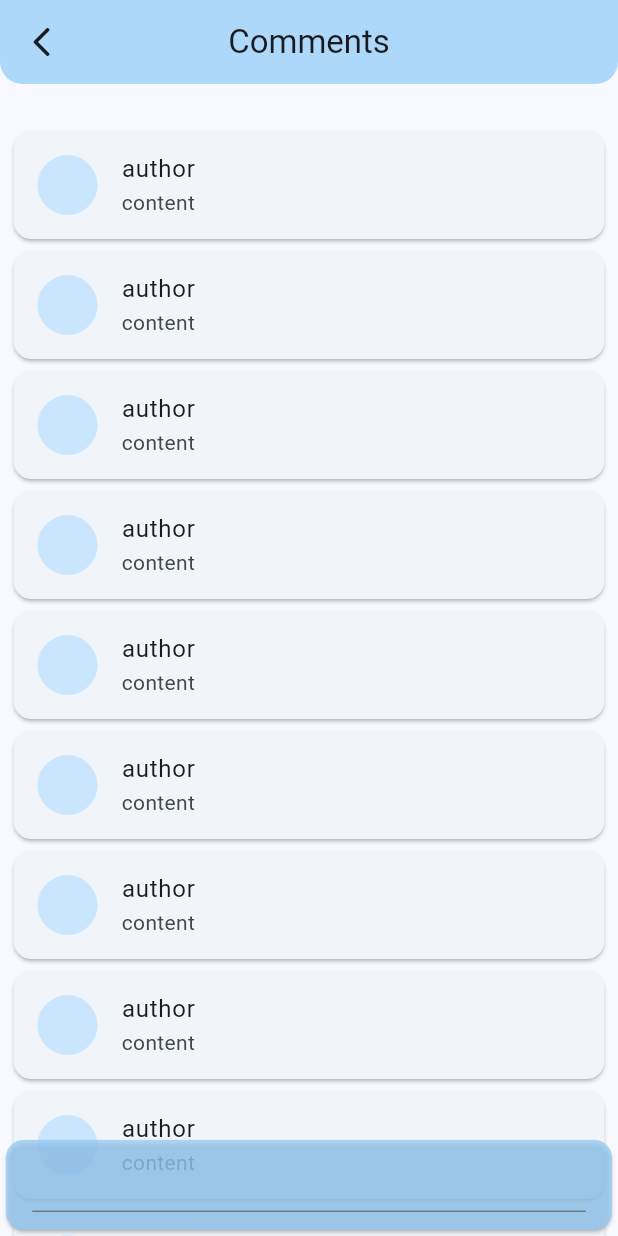
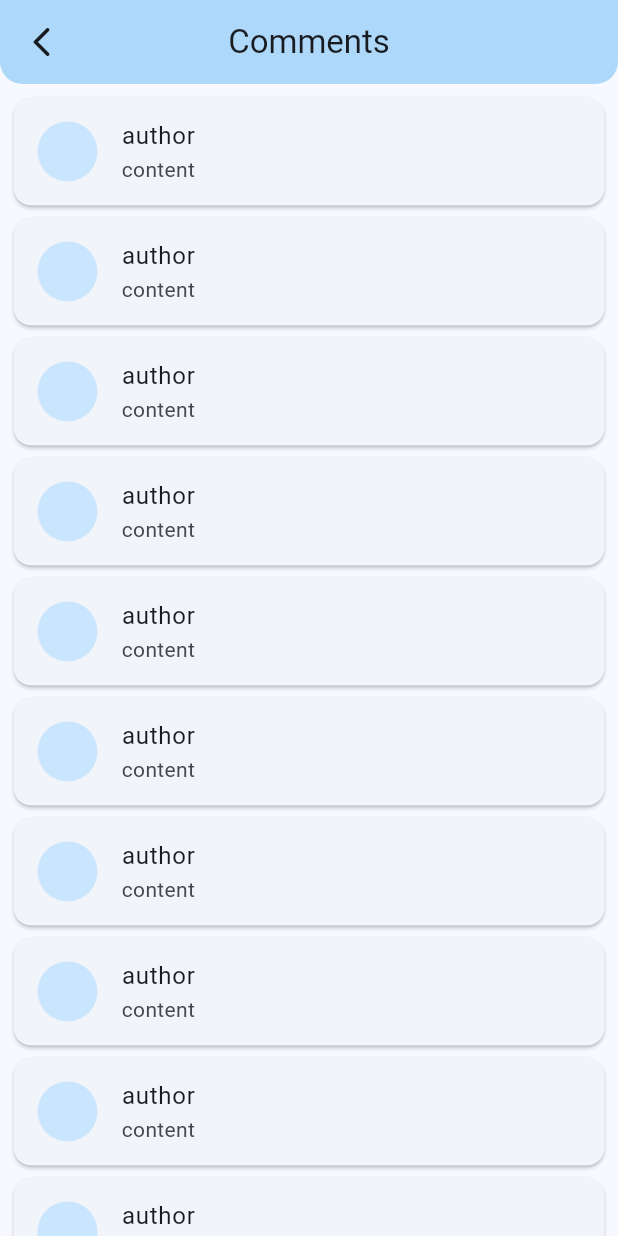
Before and after one commit to metaspook/su_research_and_thesis_book, a Flutter app: the CommentsPage screen opened directly, on a phone screen of 412 x 824 dp. Run offline on Flutter 3.47's test engine with Material 2 defaults, Android fonts, the phone set to English and light mode, and no system bars; our stand-ins replace bloc, cached_network_image, equatable, flutter_bloc, google_fonts; missing offline and left inert: flutter_cached_pdfview; generated files the repository leaves out were written again; Roboto replaces fonts that are missing (Ubuntu).

Commit message:
update page comments

```diff
--- a/lib/modules/comments/view/comments_page.dart
+++ b/lib/modules/comments/view/comments_page.dart
@@ -1,7 +1,6 @@
 import 'package:flutter/material.dart';
 import 'package:su_thesis_book/modules/comments/comments.dart';
 import 'package:su_thesis_book/shared/shared.dart';
-import 'package:su_thesis_book/utils/utils.dart';
 
 class CommentsPage extends StatelessWidget {
   const CommentsPage({super.key});
@@ -9,15 +8,17 @@ class CommentsPage extends StatelessWidget {
   @override
   Widget build(BuildContext context) {
     return Scaffold(
-      extendBodyBehindAppBar: true,
-      appBar: AppBar(
+      body: NestedScrollView(
+        headerSliverBuilder: (context, innerBoxIsScrolled) => [
+          SliverAppBar(
+            floating: true,
+            snap: true,
             leading: Mod.backButton(context),
             centerTitle: true,
             title: const Text('Comments'),
-      ),
-      body: Stack(
-        children: [
-          ListView.builder(
+          )
+        ],
+        body: ListView.builder(
           shrinkWrap: true,
           physics: const BouncingScrollPhysics(),
           padding: const EdgeInsets.all(5),
@@ -29,33 +30,29 @@ class CommentsPage extends StatelessWidget {
               content: 'content',
               createdAt: DateTime.now(),
             );
-              return index == 0
-                  ? Container(height: kToolbarHeight * 1.4)
-                  : CommentCard(comment);
+            return CommentCard(comment);
           },
         ),
-          Column(
-            children: [
-              const Spacer(),
-              ClipRRect(
-                borderRadius: const BorderRadius.only(
-                  topRight: Radius.circular(24),
-                  topLeft: Radius.circular(24),
-                ),
-                child: Card(
-                  color:
-                      context.theme.colorScheme.inversePrimary.withOpacity(.75),
-                  child: const Padding(
-                    padding:
-                        EdgeInsets.only(bottom: 12, left: 17.5, right: 17.5),
-                    child: TextField(),
-                  ),
-                ),
-              ),
-            ],
-          ),
-        ],
       ),
     );
   }
 }
+
+
+//  Column(
+//             children: [
+//               const Spacer(),
+//               Card(
+//                 color:
+//                     context.theme.colorScheme.inversePrimary.withOpacity(.75),
+//                 margin:
+//                     const EdgeInsets.only(bottom: 315, left: 17.5, right: 17.5),
+//                 child: const Padding(
+//                   padding: EdgeInsets.only(bottom: 12, left: 17.5, right: 17.5),
+//                   child: TextField(
+//                     decoration: InputDecoration(hintText: 'Comment here...'),
+//                   ),
+//                 ),
+//               ),
+//             ],
+//           ),
--- a/lib/modules/home/view/home_view.dart
+++ b/lib/modules/home/view/home_view.dart
@@ -19,7 +19,6 @@ class HomeView extends StatelessWidget {
           SliverAppBar(
             floating: true,
             snap: true,
-            shape: context.theme.appBarTheme.shape,
             title: Text(l10n.homeAppBarTitle),
             actions: [
               Padding(
```
Lines whose indentation alone changed are shown as unchanged.
